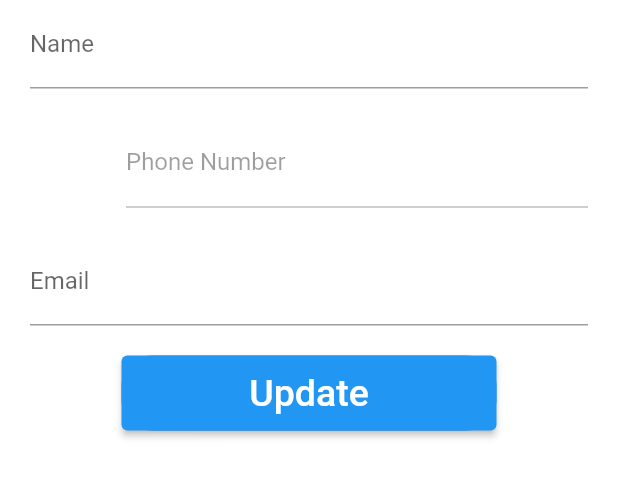
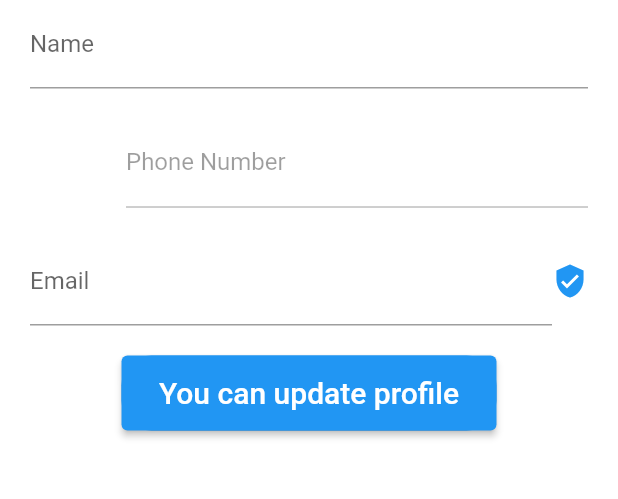
Before and after one commit to gulzarNabeel/gulzarNabeel, a Flutter app: the ProfileVC screen opened directly with empty values, on a phone screen of 412 x 824 dp, the part 354-853 px from its top. Run offline on Flutter 3.47's test engine with Material 2 defaults, Android fonts, the phone set to English and light mode, and no system bars; our stand-ins replace cloud_firestore, firebase_auth, firebase_core, firebase_storage, image_picker and 1 more; missing offline and left inert: country_calling_code_picker, dart:ffi; accounts and stored records are empty; statements that could not run were skipped.

Commit message:
completed profile

```diff
--- a/lib/Screens/ProfileVC.dart
+++ b/lib/Screens/ProfileVC.dart
@@ -36,7 +36,11 @@ class _ProfilePageState extends State<ProfileVC> {
   _ProfilePageState(this.onClose);
   @override
   void initState() {
-    super.initState();
+    if ((FirebaseAuth.instance.currentUser?.emailVerified ?? false) == false) {
+      FirebaseAuth.instance.currentUser?.reload().then((value) {
+          initState();
+      });
+    }
     initCountry();
   }
   void initCountry() async {
@@ -171,9 +175,27 @@ class _ProfilePageState extends State<ProfileVC> {
             Padding(
                 padding: EdgeInsets.only(left: 20, top: 0, right: 20, bottom: 20),
               child: Row(
-                  children: <Widget>[
-                    textFieldEmail,
-                  ]
+                children: [
+                  textFieldEmail,
+                  Visibility(
+                      visible: (FirebaseAuth.instance.currentUser?.emailVerified ?? false),
+                      child: Icon(
+                        Icons.verified_user,
+                        color: Colors.blue,
+                      )
+                  ),
+                  Visibility(
+                      visible: !(FirebaseAuth.instance.currentUser?.emailVerified ?? false),
+                      child: GestureDetector(
+                          onTap: () {
+                            FirebaseAuth.instance.currentUser?.sendEmailVerification().then((value){
+                              AlertDialogLocal('Success', 'Verification link has been sent to your email', 'OK', '', (){}, (){}, false, '', false).showAlert(context);
+                            });
+                          },
+                          child: Text('Verify', style: TextStyle(color: Colors.blue, fontSize: 15))
+                      ),
+                  )
+                ],
               ),
             ),
 
@@ -187,8 +209,8 @@ class _ProfilePageState extends State<ProfileVC> {
                   updateProfile(context);
                 },
                 child: Text(
-                  'Update',
-                  style: TextStyle(color: Colors.white, fontSize: 25),
+                  ((textFieldEmail.textFieldIn.controller?.text ?? '') == Utility().getUserData().email && (textFieldName.textFieldIn.controller?.text ?? '') == Utility().getUserData().name && imageFile == null) ? 'You can update profile' : 'Update',
+                  style: TextStyle(color: Colors.white, fontSize: 20),
                 ),
               ),
             ),
```
